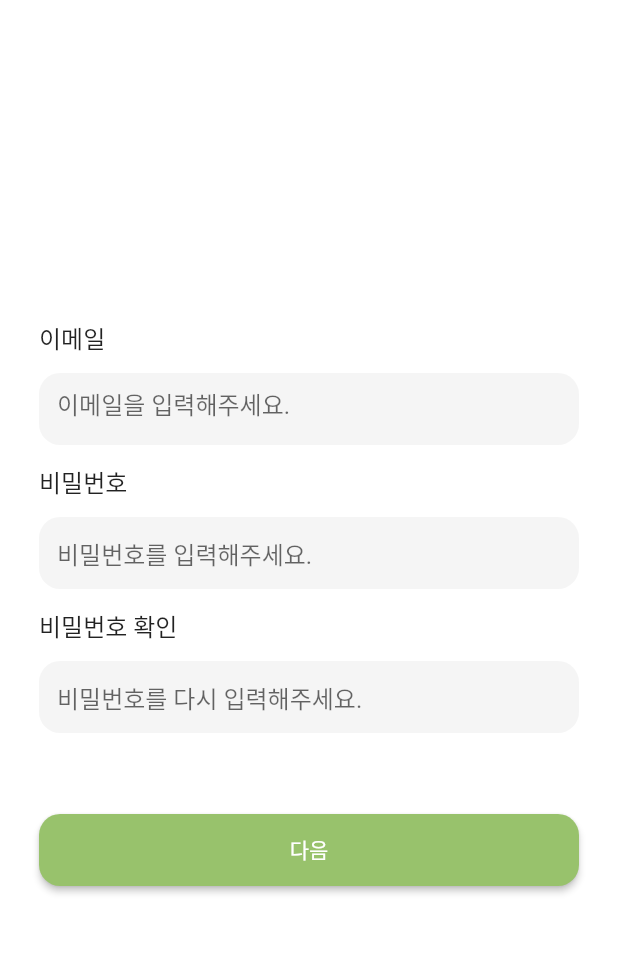
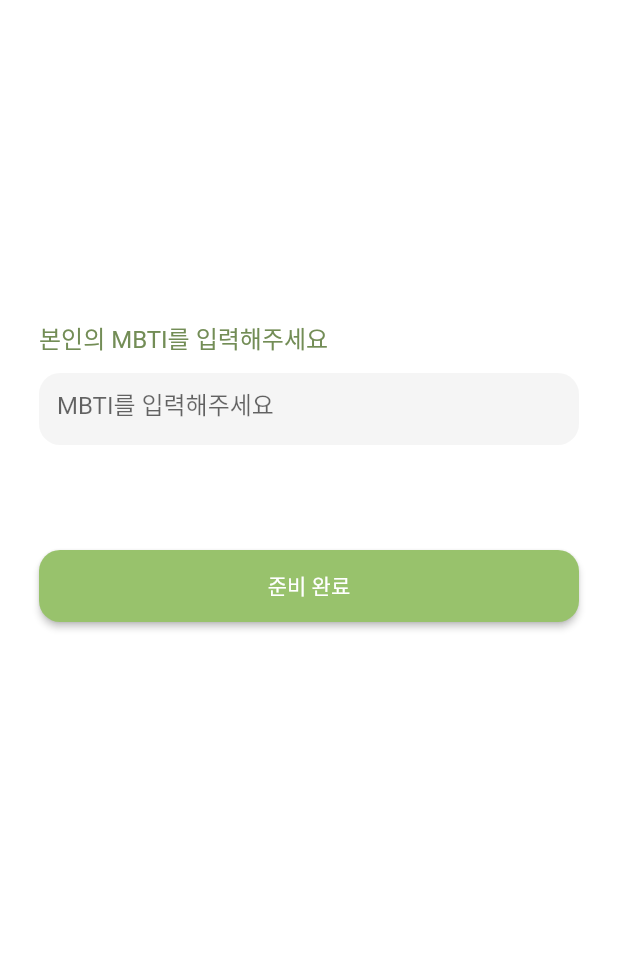
Before and after one commit to parkdaxun/mbti_idealtype, a Flutter app: the signup screen opened directly, after a tap on "다음", on a phone screen of 412 x 824 dp, the part 65-1019 px from its top. Run offline on Flutter 3.47's test engine with Material 2 defaults, Android fonts, the phone set to English and light mode, and no system bars.

Commit message:
[FIX] Navigation

```diff
--- a/lib/login.dart
+++ b/lib/login.dart
@@ -1,6 +1,6 @@
 import 'dart:convert';
 import 'package:flutter/material.dart';
-import 'package:mbti_idealtype/signup.dart';
+import 'package:mbti_idealtype/signup/signup.dart';
 
 class login extends StatefulWidget {
   const login({Key? key}) : super(key: key);
--- /dev/null
+++ b/lib/signup/setmbti.dart
@@ -0,0 +1,97 @@
+import 'dart:convert';
+import 'package:flutter/material.dart';
+
+import '../home.dart';
+
+class setmbti extends StatefulWidget {
+  const setmbti({Key? key}) : super(key: key);
+
+  @override
+  State<setmbti> createState() => _SetMBTIPageState();
+}
+
+class _SetMBTIPageState extends State<setmbti> {
+  @override
+  Widget build(BuildContext context) {
+    return Scaffold(
+      backgroundColor: Colors.white,
+      appBar: AppBar(
+        backgroundColor: Colors.white,
+        title: Text(
+          '회원가입',
+          style: TextStyle(color: Color(0xff738D56)),
+        ),
+        elevation: 0.0,
+      ),
+      body: SingleChildScrollView(
+        child: Column(
+          children: <Widget>[
+            Column(
+              crossAxisAlignment: CrossAxisAlignment.start,
+              children: <Widget>[
+                Padding(
+                  padding: const EdgeInsets.only(top:200.0, bottom: 12.0),
+                  child: Text(
+                    '본인의 MBTI를 입력해주세요',
+                    style: TextStyle(
+                      fontSize: 16,
+                      color: Color(0xff738D56),
+                    ),
+                  ),
+                ),
+                Container(
+                  child: Column(
+                    crossAxisAlignment: CrossAxisAlignment.start,
+                    children: <Widget>[
+                      SizedBox(
+                        width: 360,
+                        height: 48,
+                        child: TextField(
+                          decoration: InputDecoration(
+                            hintText: 'MBTI를 입력해주세요',
+                            border: OutlineInputBorder(
+                              borderSide: BorderSide.none,
+                              borderRadius: BorderRadius.circular(14.0),
+                            ),
+                            filled: true,
+                            fillColor: Color(0xffF5F5F5),
+                          ),
+                        ),
+                      ),
+                    ],
+                  ),
+                ),
+              ],
+            ),
+            Center(
+              child:
+                  Padding(
+                    padding: const EdgeInsets.only(top: 70.0),
+                    child: ElevatedButton(
+                      onPressed: () {
+                        Navigator.push(
+                          context,
+                          MaterialPageRoute(
+                              builder: (context) => home()),
+                        );
+                      },
+                      child: Text(
+                        "준비 완료",
+                        style: TextStyle(color: Colors.white),
+                      ),
+                      style: ElevatedButton.styleFrom(
+                        onSurface: Color(0xff98C26C),
+                        backgroundColor: Color(0xff98C26C),
+                        shape: RoundedRectangleBorder(
+                            borderRadius: BorderRadius.circular(14.0)),
+                        minimumSize: Size(360, 48),
+                      ),
+                    ),
+                  ),
+              ),
+          ],
+        ),
+      ),
+    );
+  }
+}
--- a/lib/signup.dart
+++ b/lib/signup/signup.dart
@@ -1,5 +1,8 @@
 import 'dart:convert';
 import 'package:flutter/material.dart';
+import 'package:mbti_idealtype/signup/setmbti.dart';
+
+import '../home.dart';
 
 class signup extends StatefulWidget {
   const signup({Key? key}) : super(key: key);
@@ -142,7 +145,13 @@ class _SignupPageState extends State<signup> {
                   Padding(
                     padding: const EdgeInsets.only(top: 54.0),
                     child: ElevatedButton(
-                      onPressed: () {},
+                      onPressed: () {
+                        Navigator.push(
+                          context,
+                          MaterialPageRoute(
+                              builder: (context) => setmbti()),
+                        );
+                      },
                       child: Text(
                         "다음",
                         style: TextStyle(color: Colors.white),
```
Also changed, not shown: lib/beforetest.dart (added, +17 -0 lines), lib/home.dart (+45 -0 lines), lib/mypage.dart (+18 -0 lines), lib/testscreens/test1.dart (+18 -0 lines).
